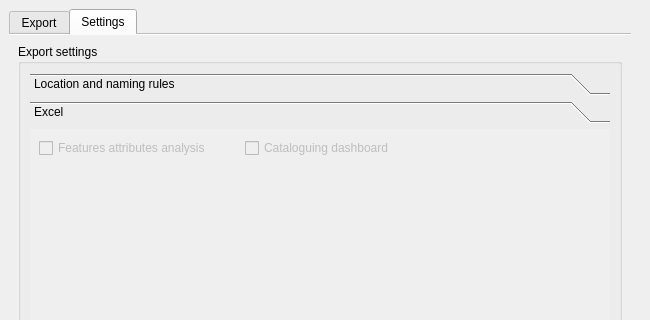
isogeo/isogeo-2-office, file modules/ui/main/ui_win_IsogeoToOffice.ui: the form before one commit; both pictures show x 0 to 650 and y 0 to 320 of the 650 by 853 pixel window.
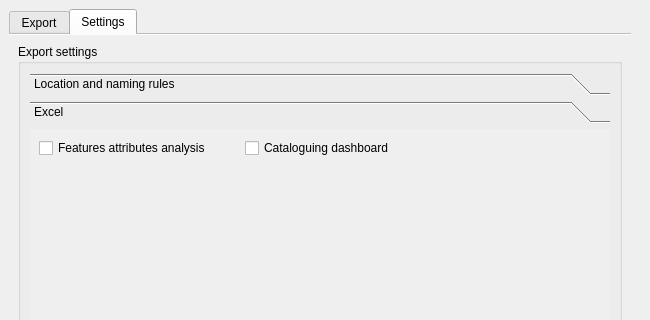
The form after the commit. The open tabs and pages were chosen to show the change. Icons and pictures are not drawn.

Commit message: re-enable checkboxe for dashboard and attributes analisis #78

What changed in the file:
```diff
--- a/modules/ui/main/ui_win_IsogeoToOffice.ui
+++ b/modules/ui/main/ui_win_IsogeoToOffice.ui
@@ -1344,8 +1344,8 @@
                <rect>
                 <x>0</x>
                 <y>0</y>
-                <width>424</width>
-                <height>35</height>
+                <width>586</width>
+                <height>197</height>
                </rect>
               </property>
               <attribute name="icon">
@@ -1359,7 +1359,7 @@
                <item row="0" column="0">
                 <widget class="QCheckBox" name="chb_xls_attributes">
                  <property name="enabled">
-                  <bool>false</bool>
+                  <bool>true</bool>
                  </property>
                  <property name="minimumSize">
                   <size>
@@ -1378,7 +1378,7 @@
                <item row="0" column="1">
                 <widget class="QCheckBox" name="chb_xls_stats">
                  <property name="enabled">
-                  <bool>false</bool>
+                  <bool>true</bool>
                  </property>
                  <property name="minimumSize">
                   <size>
```
Left out of the diff: 8 changed lines with no effect on the pictures.
